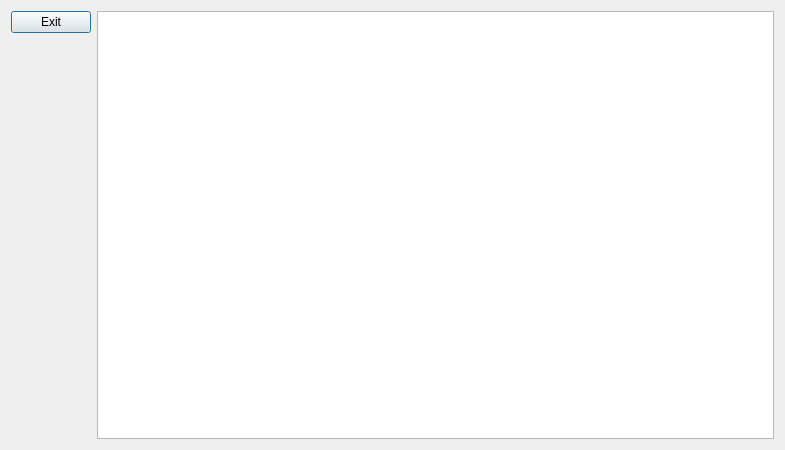
First picture: the form in nlogsvc/logviewerwindow.ui, repository tom9099/NLog, before the edit.
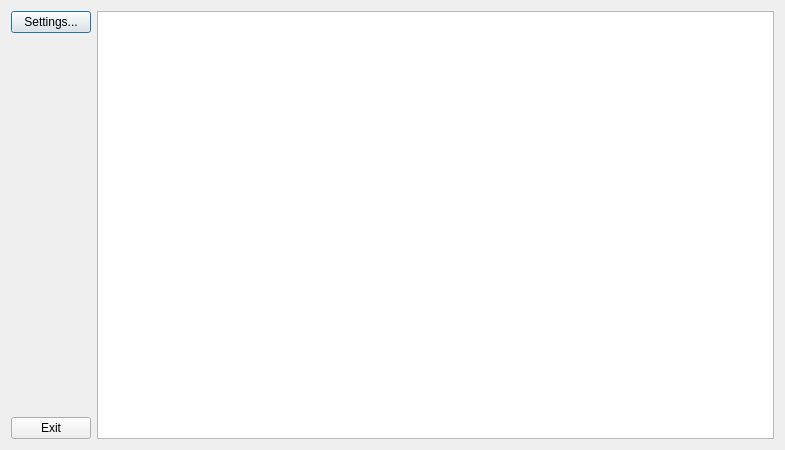
Second picture: the form after the edit.

Commit message: Read everything from the socket

The edit to the form file:
```diff
--- a/nlogsvc/logviewerwindow.ui
+++ b/nlogsvc/logviewerwindow.ui
@@ -17,9 +17,9 @@
    <item>
     <layout class="QVBoxLayout" name="verticalLayout">
      <item>
-      <widget class="QPushButton" name="pushButton">
+      <widget class="QPushButton" name="pushButton_2">
        <property name="text">
-        <string>Exit</string>
+        <string>Settings...</string>
        </property>
       </widget>
      </item>
@@ -36,6 +36,13 @@
        </property>
       </spacer>
      </item>
+     <item>
+      <widget class="QPushButton" name="pushButton">
+       <property name="text">
+        <string>Exit</string>
+       </property>
+      </widget>
+     </item>
     </layout>
    </item>
    <item>
```
The commit also changes 2 other files.
